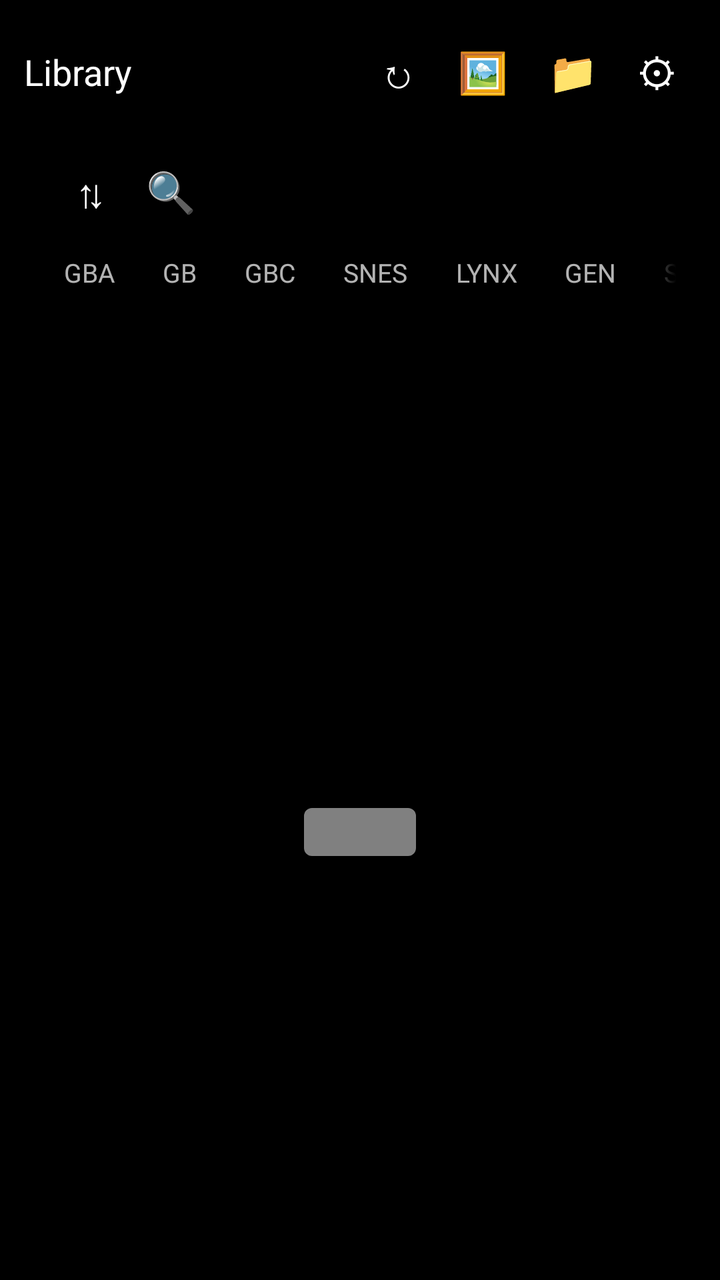
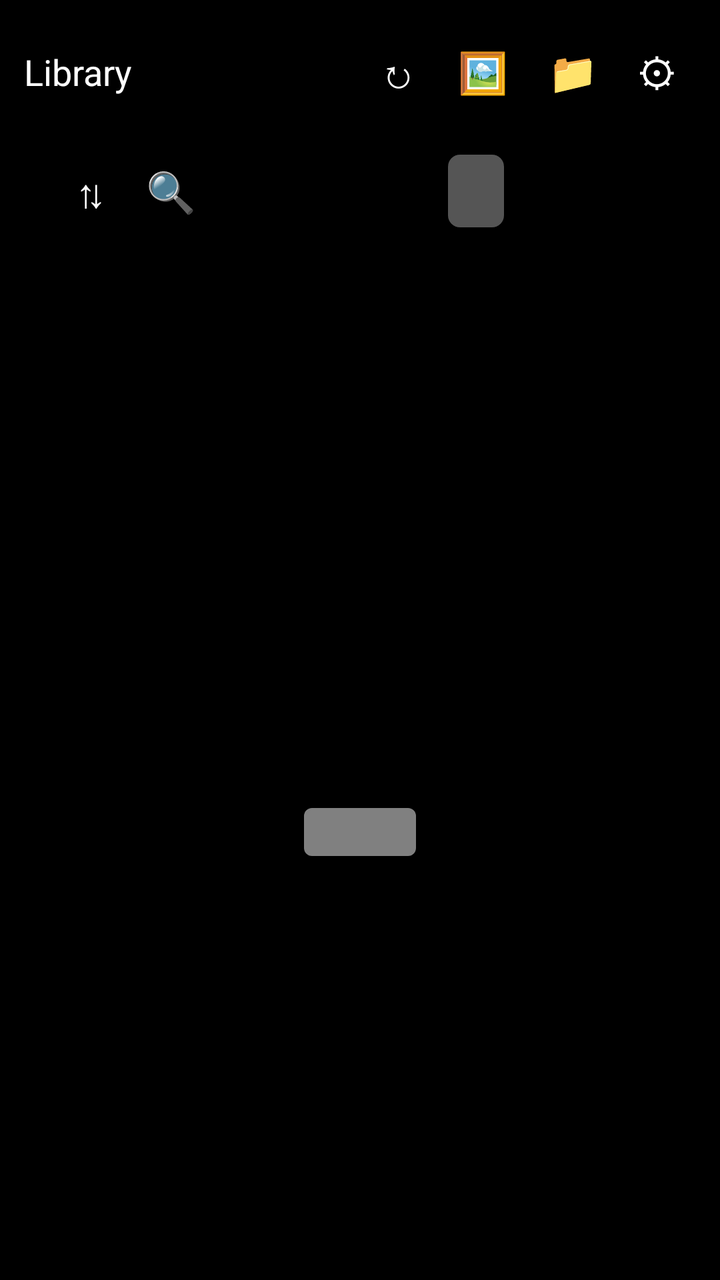

Screens rendered from an Android XML layout before and after an edit, with the pre-edit source and the edit as a unified diff.
<!-- AndroidManifest.xml: activity theme Theme.AppCompat.NoActionBar -->
<!-- res/layout/activity_rom_library.xml -->
<?xml version="1.0" encoding="utf-8"?>
<androidx.constraintlayout.widget.ConstraintLayout xmlns:android="http://schemas.android.com/apk/res/android"
    xmlns:app="http://schemas.android.com/apk/res-auto"
    android:layout_width="match_parent"
    android:layout_height="match_parent"
    android:background="@android:color/black">

    
    <androidx.constraintlayout.widget.Guideline
        android:id="@+id/boundary_guideline"
        android:layout_width="wrap_content"
        android:layout_height="wrap_content"
        android:orientation="horizontal"
        app:layout_constraintGuide_percent="0.65" />

    <LinearLayout
        android:id="@+id/toolbar_row"
        android:layout_width="0dp"
        android:layout_height="wrap_content"
        android:orientation="horizontal"
        android:padding="12dp"
        android:gravity="center_vertical"
        app:layout_constraintTop_toTopOf="parent"
        app:layout_constraintStart_toStartOf="parent"
        app:layout_constraintEnd_toEndOf="parent">

        <TextView
            android:id="@+id/library_title"
            android:layout_width="0dp"
            android:layout_height="wrap_content"
            android:layout_weight="1"
            android:maxLines="1"
            android:ellipsize="end"
            android:text="@string/rom_picker_dialog_title"
            android:textColor="@android:color/white"
            android:textSize="18sp" />

        
        <TextView
            android:id="@+id/resume_game_button"
            android:layout_width="wrap_content"
            android:layout_height="wrap_content"
            android:padding="10dp"
            android:text="@string/library_icon_resume_game"
            android:textSize="20sp"
            android:textColor="@android:color/white"
            android:background="?attr/selectableItemBackground"
            android:clickable="true"
            android:focusable="true"
            android:visibility="gone" />

        <TextView
            android:id="@+id/refresh_button"
            android:layout_width="wrap_content"
            android:layout_height="wrap_content"
            android:padding="10dp"
            android:text="@string/library_icon_refresh"
            android:textSize="20sp"
            android:textColor="@android:color/white"
            android:background="?attr/selectableItemBackground"
            android:clickable="true"
            android:focusable="true" />

        <TextView
            android:id="@+id/download_boxart_button"
            android:layout_width="wrap_content"
            android:layout_height="wrap_content"
            android:padding="10dp"
            android:text="@string/library_icon_get_art"
            android:textSize="20sp"
            android:textColor="@android:color/white"
            android:background="?attr/selectableItemBackground"
            android:clickable="true"
            android:focusable="true" />

        <TextView
            android:id="@+id/change_folder_button"
            android:layout_width="wrap_content"
            android:layout_height="wrap_content"
            android:padding="10dp"
            android:text="@string/library_icon_change_folder"
            android:textSize="20sp"
            android:textColor="@android:color/white"
            android:background="?attr/selectableItemBackground"
            android:clickable="true"
            android:focusable="true" />

        
        <TextView
            android:id="@+id/import_bios_button"
            android:layout_width="wrap_content"
            android:layout_height="wrap_content"
            android:padding="10dp"
            android:text="@string/library_bios_label"
            android:textSize="14sp"
            android:textColor="@android:color/white"
            android:background="?attr/selectableItemBackground"
            android:clickable="true"
            android:focusable="true"
            android:visibility="gone" />

        <TextView
            android:id="@+id/settings_button"
            android:layout_width="wrap_content"
            android:layout_height="wrap_content"
            android:padding="10dp"
            android:text="@string/library_icon_settings"
            android:textSize="20sp"
            android:textColor="@android:color/white"
            android:background="?attr/selectableItemBackground"
            android:clickable="true"
            android:focusable="true" />

    </LinearLayout>

    
    <LinearLayout
        android:id="@+id/list_controls_row"
        android:layout_width="0dp"
        android:layout_height="wrap_content"
        android:orientation="horizontal"
        android:paddingHorizontal="8dp"
        app:layout_constraintTop_toBottomOf="@id/toolbar_row"
        app:layout_constraintStart_toStartOf="parent"
        app:layout_constraintEnd_toEndOf="parent">

        <TextView
            android:id="@+id/view_mode_toggle"
            android:layout_width="wrap_content"
            android:layout_height="wrap_content"
            android:padding="10dp"
            android:textSize="20sp"
            android:textColor="@android:color/white"
            android:background="?attr/selectableItemBackground"
            android:clickable="true"
            android:focusable="true" />

        <TextView
            android:id="@+id/sort_button"
            android:layout_width="wrap_content"
            android:layout_height="wrap_content"
            android:padding="10dp"
            android:text="@string/library_icon_sort"
            android:textSize="20sp"
            android:textColor="@android:color/white"
            android:background="?attr/selectableItemBackground"
            android:clickable="true"
            android:focusable="true" />

        <TextView
            android:id="@+id/search_button"
            android:layout_width="wrap_content"
            android:layout_height="wrap_content"
            android:padding="10dp"
            android:text="@string/library_icon_search"
            android:textSize="20sp"
            android:textColor="@android:color/white"
            android:background="?attr/selectableItemBackground"
            android:clickable="true"
            android:focusable="true" />

    </LinearLayout>

    
    
    <LinearLayout
        android:id="@+id/system_tabs_container"
        android:layout_width="0dp"
        android:layout_height="wrap_content"
        android:orientation="horizontal"
        android:gravity="center_vertical"
        android:paddingHorizontal="4dp"
        android:paddingBottom="8dp"
        app:layout_constraintTop_toBottomOf="@id/list_controls_row"
        app:layout_constraintStart_toStartOf="parent"
        app:layout_constraintEnd_toEndOf="parent">

        <TextView
            android:id="@+id/tab_scroll_left"
            android:layout_width="wrap_content"
            android:layout_height="wrap_content"
            android:text="@string/system_tabs_scroll_left"
            android:textColor="#80FFFFFF"
            android:textSize="20sp"
            android:paddingHorizontal="6dp"
            android:visibility="invisible"
            android:clickable="true"
            android:focusable="false"
            android:focusableInTouchMode="false" />

        <HorizontalScrollView
            android:id="@+id/system_tabs_scroll"
            android:layout_width="0dp"
            android:layout_height="wrap_content"
            android:layout_weight="1"
            android:scrollbars="none"
            android:requiresFadingEdge="horizontal"
            android:fadingEdgeLength="20dp"
            android:focusable="false">

            <LinearLayout
                android:id="@+id/system_tabs_row"
                android:layout_width="wrap_content"
                android:layout_height="wrap_content"
                android:orientation="horizontal">

            <TextView
                android:id="@+id/tab_gba"
                android:layout_width="wrap_content"
                android:layout_height="wrap_content"
                android:layout_marginEnd="4dp"
                android:gravity="center"
                android:paddingHorizontal="10dp"
                android:paddingVertical="8dp"
                android:maxLines="1"
                android:textSize="13sp"
                android:text="@string/system_label_gba"
                android:clickable="true"
                android:focusable="true" />
            <TextView
                android:id="@+id/tab_gb"
                android:layout_width="wrap_content"
                android:layout_height="wrap_content"
                android:layout_marginEnd="4dp"
                android:gravity="center"
                android:paddingHorizontal="10dp"
                android:paddingVertical="8dp"
                android:maxLines="1"
                android:textSize="13sp"
                android:text="@string/system_label_gb"
                android:clickable="true"
                android:focusable="true" />
            <TextView
                android:id="@+id/tab_gbc"
                android:layout_width="wrap_content"
                android:layout_height="wrap_content"
                android:layout_marginEnd="4dp"
                android:gravity="center"
                android:paddingHorizontal="10dp"
                android:paddingVertical="8dp"
                android:maxLines="1"
                android:textSize="13sp"
                android:text="@string/system_label_gbc"
                android:clickable="true"
                android:focusable="true" />
            <TextView
                android:id="@+id/tab_snes"
                android:layout_width="wrap_content"
                android:layout_height="wrap_content"
                android:layout_marginEnd="4dp"
                android:gravity="center"
                android:paddingHorizontal="10dp"
                android:paddingVertical="8dp"
                android:maxLines="1"
                android:textSize="13sp"
                android:text="@string/system_label_snes"
                android:clickable="true"
                android:focusable="true" />
            <TextView
                android:id="@+id/tab_lynx"
                android:layout_width="wrap_content"
                android:layout_height="wrap_content"
                android:layout_marginEnd="4dp"
                android:gravity="center"
                android:paddingHorizontal="10dp"
                android:paddingVertical="8dp"
                android:maxLines="1"
                android:textSize="13sp"
                android:text="@string/system_label_lynx"
                android:clickable="true"
                android:focusable="true" />
            <TextView
                android:id="@+id/tab_genesis"
                android:layout_width="wrap_content"
                android:layout_height="wrap_content"
                android:layout_marginEnd="4dp"
                android:gravity="center"
                android:paddingHorizontal="10dp"
                android:paddingVertical="8dp"
                android:maxLines="1"
                android:textSize="13sp"
                android:text="@string/system_label_genesis"
                android:clickable="true"
                android:focusable="true" />
            <TextView
                android:id="@+id/tab_master_system"
                android:layout_width="wrap_content"
                android:layout_height="wrap_content"
                android:layout_marginEnd="4dp"
                android:gravity="center"
                android:paddingHorizontal="10dp"
                android:paddingVertical="8dp"
                android:maxLines="1"
                android:textSize="13sp"
                android:text="@string/system_label_master_system"
                android:clickable="true"
                android:focusable="true" />

            <TextView
                android:id="@+id/tab_game_gear"
                android:layout_width="wrap_content"
                android:layout_height="wrap_content"
                android:layout_marginEnd="4dp"
                android:gravity="center"
                android:paddingHorizontal="10dp"
                android:paddingVertical="8dp"
                android:maxLines="1"
                android:textSize="13sp"
                android:text="@string/system_label_game_gear"
                android:clickable="true"
                android:focusable="true" />

            <TextView
                android:id="@+id/tab_sg1000"
                android:layout_width="wrap_content"
                android:layout_height="wrap_content"
                android:layout_marginEnd="4dp"
                android:gravity="center"
                android:paddingHorizontal="10dp"
                android:paddingVertical="8dp"
                android:maxLines="1"
                android:textSize="13sp"
                android:text="@string/system_label_sg1000"
                android:clickable="true"
                android:focusable="true" />

            <TextView
                android:id="@+id/tab_ps1"
                android:layout_width="wrap_content"
                android:layout_height="wrap_content"
                android:gravity="center"
                android:paddingHorizontal="10dp"
                android:paddingVertical="8dp"
                android:maxLines="1"
                android:textSize="13sp"
                android:text="@string/system_label_ps1"
                android:clickable="true"
                android:focusable="true" />

            </LinearLayout>
        </HorizontalScrollView>

        <TextView
            android:id="@+id/tab_scroll_right"
            android:layout_width="wrap_content"
            android:layout_height="wrap_content"
            android:text="@string/system_tabs_scroll_right"
            android:textColor="#80FFFFFF"
            android:textSize="20sp"
            android:paddingHorizontal="6dp"
            android:visibility="invisible"
            android:clickable="true"
            android:focusable="false"
            android:focusableInTouchMode="false" />

    </LinearLayout>

    
    <LinearLayout
        android:id="@+id/search_row"
        android:layout_width="0dp"
        android:layout_height="wrap_content"
        android:orientation="horizontal"
        android:gravity="center_vertical"
        android:paddingHorizontal="12dp"
        android:paddingBottom="8dp"
        android:visibility="gone"
        app:layout_constraintTop_toBottomOf="@id/system_tabs_container"
        app:layout_constraintStart_toStartOf="parent"
        app:layout_constraintEnd_toEndOf="parent">

        <EditText
            android:id="@+id/search_input"
            android:layout_width="0dp"
            android:layout_height="wrap_content"
            android:layout_weight="1"
            android:hint="@string/search_hint"
            android:textColor="@android:color/white"
            android:textColorHint="#88FFFFFF"
            android:textSize="15sp"
            android:background="@drawable/boundary_hint_bg"
            android:paddingHorizontal="16dp"
            android:paddingVertical="10dp"
            android:singleLine="true"
            android:imeOptions="actionSearch" />

        <TextView
            android:id="@+id/search_clear"
            android:layout_width="wrap_content"
            android:layout_height="wrap_content"
            android:padding="10dp"
            android:text="@string/library_icon_clear_search"
            android:textSize="18sp"
            android:textColor="@android:color/white"
            android:background="?attr/selectableItemBackground"
            android:clickable="true"
            android:focusable="true" />

    </LinearLayout>

    <androidx.recyclerview.widget.RecyclerView
        android:id="@+id/rom_recycler_view"
        android:layout_width="0dp"
        android:layout_height="0dp"
        android:padding="8dp"
        android:clipToPadding="false"
        app:layout_constraintTop_toBottomOf="@id/search_row"
        app:layout_constraintBottom_toTopOf="@id/boundary_guideline"
        app:layout_constraintStart_toStartOf="parent"
        app:layout_constraintEnd_toEndOf="parent" />

    <TextView
        android:id="@+id/empty_state"
        android:layout_width="0dp"
        android:layout_height="0dp"
        android:gravity="center"
        android:padding="32dp"
        android:textColor="@android:color/white"
        android:text="@string/rom_picker_empty"
        android:visibility="gone"
        app:layout_constraintTop_toBottomOf="@id/search_row"
        app:layout_constraintBottom_toTopOf="@id/boundary_guideline"
        app:layout_constraintStart_toStartOf="parent"
        app:layout_constraintEnd_toEndOf="parent" />

    <ProgressBar
        android:id="@+id/loading_indicator"
        android:layout_width="wrap_content"
        android:layout_height="wrap_content"
        android:visibility="gone"
        app:layout_constraintTop_toBottomOf="@id/search_row"
        app:layout_constraintBottom_toTopOf="@id/boundary_guideline"
        app:layout_constraintStart_toStartOf="parent"
        app:layout_constraintEnd_toEndOf="parent" />

    
    <View
        android:id="@+id/occlusion_zone"
        android:layout_width="0dp"
        android:layout_height="0dp"
        android:background="@android:color/black"
        android:clickable="true"
        android:focusable="true"
        app:layout_constraintTop_toBottomOf="@id/boundary_guideline"
        app:layout_constraintStart_toStartOf="parent"
        app:layout_constraintEnd_toEndOf="parent"
        app:layout_constraintBottom_toBottomOf="parent" />

    <View
        android:id="@+id/boundary_handle"
        android:layout_width="56dp"
        android:layout_height="24dp"
        android:background="@drawable/boundary_handle_bg"
        app:layout_constraintStart_toStartOf="parent"
        app:layout_constraintEnd_toEndOf="parent"
        app:layout_constraintTop_toTopOf="@id/boundary_guideline"
        app:layout_constraintBottom_toBottomOf="@id/boundary_guideline" />

    
    <TextView
        android:id="@+id/boundary_hint"
        android:layout_width="wrap_content"
        android:layout_height="wrap_content"
        android:text="@string/boundary_hint_text"
        android:textColor="@android:color/white"
        android:textSize="13sp"
        android:padding="10dp"
        android:background="@drawable/boundary_hint_bg"
        android:visibility="gone"
        app:layout_constraintStart_toStartOf="parent"
        app:layout_constraintEnd_toEndOf="parent"
        app:layout_constraintBottom_toTopOf="@id/boundary_handle"
        android:layout_marginBottom="6dp" />

</androidx.constraintlayout.widget.ConstraintLayout>
<!-- resources referenced by this layout -->
<resources>
  <!-- drawable boundary_handle_bg (drawable) -->
  <?xml version="1.0" encoding="utf-8"?>
  <shape xmlns:android="http://schemas.android.com/apk/res/android"
      android:shape="rectangle">
      <solid android:color="#80FFFFFF" />
      <corners android:radius="4dp" />
  </shape>
  <!-- drawable boundary_hint_bg (drawable) -->
  <?xml version="1.0" encoding="utf-8"?>
  <shape xmlns:android="http://schemas.android.com/apk/res/android"
      android:shape="rectangle">
      <solid android:color="#DD000000" />
      <corners android:radius="8dp" />
  </shape>
  <string name="boundary_hint_text">Drag to adjust the visible area</string>
  <string name="library_bios_label">BIOS</string>
  <string name="library_icon_change_folder">📁</string>
  <string name="library_icon_clear_search">✕</string>
  <string name="library_icon_get_art">🖼</string>
  <string name="library_icon_refresh">↻</string>
  <string name="library_icon_resume_game">▶</string>
  <string name="library_icon_search">🔍</string>
  <string name="library_icon_settings">⚙</string>
  <string name="library_icon_sort">⇅</string>
  <string name="rom_picker_dialog_title">Library</string>
  <string name="rom_picker_empty">No supported files found in that folder.</string>
  <string name="search_hint">Search library…</string>
  <string name="system_label_game_gear">GG</string>
  <string name="system_label_gb">GB</string>
  <string name="system_label_gba">GBA</string>
  <string name="system_label_gbc">GBC</string>
  <string name="system_label_genesis">GEN</string>
  <string name="system_label_lynx">LYNX</string>
  <string name="system_label_master_system">SMS</string>
  <string name="system_label_ps1">PS1</string>
  <string name="system_label_sg1000">SG</string>
  <string name="system_label_snes">SNES</string>
  <string name="system_tabs_scroll_left">‹</string>
  <string name="system_tabs_scroll_right">›</string>
</resources>

<!-- the commit's change to res/layout/activity_rom_library.xml (unified diff, before → after) -->
@@ -116,13 +116,12 @@
     
     <LinearLayout
         android:id="@+id/list_controls_row"
-        android:layout_width="0dp"
+        android:layout_width="wrap_content"
         android:layout_height="wrap_content"
         android:orientation="horizontal"
         android:paddingHorizontal="8dp"
         app:layout_constraintTop_toBottomOf="@id/toolbar_row"
-        app:layout_constraintStart_toStartOf="parent"
-        app:layout_constraintEnd_toEndOf="parent">
+        app:layout_constraintStart_toStartOf="parent">
 
         <TextView
             android:id="@+id/view_mode_toggle"
@@ -162,198 +161,25 @@
     </LinearLayout>
 
     
-    
-    <LinearLayout
-        android:id="@+id/system_tabs_container"
-        android:layout_width="0dp"
-        android:layout_height="wrap_content"
-        android:orientation="horizontal"
-        android:gravity="center_vertical"
-        android:paddingHorizontal="4dp"
-        android:paddingBottom="8dp"
-        app:layout_constraintTop_toBottomOf="@id/list_controls_row"
-        app:layout_constraintStart_toStartOf="parent"
-        app:layout_constraintEnd_toEndOf="parent">
-
-        <TextView
-            android:id="@+id/tab_scroll_left"
-            android:layout_width="wrap_content"
-            android:layout_height="wrap_content"
-            android:text="@string/system_tabs_scroll_left"
-            android:textColor="#80FFFFFF"
-            android:textSize="20sp"
-            android:paddingHorizontal="6dp"
-            android:visibility="invisible"
-            android:clickable="true"
-            android:focusable="false"
-            android:focusableInTouchMode="false" />
-
-        <HorizontalScrollView
-            android:id="@+id/system_tabs_scroll"
-            android:layout_width="0dp"
-            android:layout_height="wrap_content"
-            android:layout_weight="1"
-            android:scrollbars="none"
-            android:requiresFadingEdge="horizontal"
-            android:fadingEdgeLength="20dp"
-            android:focusable="false">
-
-            <LinearLayout
-                android:id="@+id/system_tabs_row"
-                android:layout_width="wrap_content"
-                android:layout_height="wrap_content"
-                android:orientation="horizontal">
-
-            <TextView
-                android:id="@+id/tab_gba"
-                android:layout_width="wrap_content"
-                android:layout_height="wrap_content"
-                android:layout_marginEnd="4dp"
-                android:gravity="center"
-                android:paddingHorizontal="10dp"
-                android:paddingVertical="8dp"
-                android:maxLines="1"
-                android:textSize="13sp"
-                android:text="@string/system_label_gba"
-                android:clickable="true"
-                android:focusable="true" />
-            <TextView
-                android:id="@+id/tab_gb"
-                android:layout_width="wrap_content"
-                android:layout_height="wrap_content"
-                android:layout_marginEnd="4dp"
-                android:gravity="center"
-                android:paddingHorizontal="10dp"
-                android:paddingVertical="8dp"
-                android:maxLines="1"
-                android:textSize="13sp"
-                android:text="@string/system_label_gb"
-                android:clickable="true"
-                android:focusable="true" />
-            <TextView
-                android:id="@+id/tab_gbc"
-                android:layout_width="wrap_content"
-                android:layout_height="wrap_content"
-                android:layout_marginEnd="4dp"
-                android:gravity="center"
-                android:paddingHorizontal="10dp"
-                android:paddingVertical="8dp"
-                android:maxLines="1"
-                android:textSize="13sp"
-                android:text="@string/system_label_gbc"
-                android:clickable="true"
-                android:focusable="true" />
-            <TextView
-                android:id="@+id/tab_snes"
-                android:layout_width="wrap_content"
-                android:layout_height="wrap_content"
-                android:layout_marginEnd="4dp"
-                android:gravity="center"
-                android:paddingHorizontal="10dp"
-                android:paddingVertical="8dp"
-                android:maxLines="1"
-                android:textSize="13sp"
-                android:text="@string/system_label_snes"
-                android:clickable="true"
-                android:focusable="true" />
-            <TextView
-                android:id="@+id/tab_lynx"
-                android:layout_width="wrap_content"
-                android:layout_height="wrap_content"
-                android:layout_marginEnd="4dp"
-                android:gravity="center"
-                android:paddingHorizontal="10dp"
-                android:paddingVertical="8dp"
-                android:maxLines="1"
-                android:textSize="13sp"
-                android:text="@string/system_label_lynx"
-                android:clickable="true"
-                android:focusable="true" />
-            <TextView
-                android:id="@+id/tab_genesis"
-                android:layout_width="wrap_content"
-                android:layout_height="wrap_content"
-                android:layout_marginEnd="4dp"
-                android:gravity="center"
-                android:paddingHorizontal="10dp"
-                android:paddingVertical="8dp"
-                android:maxLines="1"
-                android:textSize="13sp"
-                android:text="@string/system_label_genesis"
-                android:clickable="true"
-                android:focusable="true" />
-            <TextView
-                android:id="@+id/tab_master_system"
-                android:layout_width="wrap_content"
-                android:layout_height="wrap_content"
-                android:layout_marginEnd="4dp"
-                android:gravity="center"
-                android:paddingHorizontal="10dp"
-                android:paddingVertical="8dp"
-                android:maxLines="1"
-                android:textSize="13sp"
-                android:text="@string/system_label_master_system"
-                android:clickable="true"
-                android:focusable="true" />
-
-            <TextView
-                android:id="@+id/tab_game_gear"
-                android:layout_width="wrap_content"
-                android:layout_height="wrap_content"
-                android:layout_marginEnd="4dp"
-                android:gravity="center"
-                android:paddingHorizontal="10dp"
-                android:paddingVertical="8dp"
-                android:maxLines="1"
-                android:textSize="13sp"
-                android:text="@string/system_label_game_gear"
-                android:clickable="true"
-                android:focusable="true" />
-
-            <TextView
-                android:id="@+id/tab_sg1000"
-                android:layout_width="wrap_content"
-                android:layout_height="wrap_content"
-                android:layout_marginEnd="4dp"
-                android:gravity="center"
-                android:paddingHorizontal="10dp"
-                android:paddingVertical="8dp"
-                android:maxLines="1"
-                android:textSize="13sp"
-                android:text="@string/system_label_sg1000"
-                android:clickable="true"
-                android:focusable="true" />
-
-            <TextView
-                android:id="@+id/tab_ps1"
-                android:layout_width="wrap_content"
-                android:layout_height="wrap_content"
-                android:gravity="center"
-                android:paddingHorizontal="10dp"
-                android:paddingVertical="8dp"
-                android:maxLines="1"
-                android:textSize="13sp"
-                android:text="@string/system_label_ps1"
-                android:clickable="true"
-                android:focusable="true" />
-
-            </LinearLayout>
-        </HorizontalScrollView>
-
-        <TextView
-            android:id="@+id/tab_scroll_right"
-            android:layout_width="wrap_content"
-            android:layout_height="wrap_content"
-            android:text="@string/system_tabs_scroll_right"
-            android:textColor="#80FFFFFF"
-            android:textSize="20sp"
-            android:paddingHorizontal="6dp"
-            android:visibility="invisible"
-            android:clickable="true"
-            android:focusable="false"
-            android:focusableInTouchMode="false" />
-
-    </LinearLayout>
+    <TextView
+        android:id="@+id/system_picker_button"
+        android:layout_width="wrap_content"
+        android:layout_height="wrap_content"
+        android:layout_marginHorizontal="12dp"
+        android:background="@drawable/tab_selected_bg"
+        android:paddingHorizontal="14dp"
+        android:paddingVertical="8dp"
+        android:textColor="@android:color/white"
+        android:textSize="15sp"
+        android:maxLines="1"
+        android:ellipsize="end"
+        android:clickable="true"
+        android:focusable="true"
+        app:layout_constrainedWidth="true"
+        app:layout_constraintTop_toTopOf="@id/list_controls_row"
+        app:layout_constraintBottom_toBottomOf="@id/list_controls_row"
+        app:layout_constraintStart_toEndOf="@id/list_controls_row"
+        app:layout_constraintEnd_toEndOf="parent" />
 
     
     <LinearLayout
@@ -365,7 +191,7 @@
         android:paddingHorizontal="12dp"
         android:paddingBottom="8dp"
         android:visibility="gone"
-        app:layout_constraintTop_toBottomOf="@id/system_tabs_container"
+        app:layout_constraintTop_toBottomOf="@id/list_controls_row"
         app:layout_constraintStart_toStartOf="parent"
         app:layout_constraintEnd_toEndOf="parent">
 
<!-- resource entries referenced after the edit -->
@@ -14,6 +14,13 @@
       <solid android:color="#DD000000" />
       <corners android:radius="8dp" />
   </shape>
+  <!-- drawable tab_selected_bg (drawable) -->
+  <?xml version="1.0" encoding="utf-8"?>
+  <shape xmlns:android="http://schemas.android.com/apk/res/android"
+      android:shape="rectangle">
+      <solid android:color="#55FFFFFF" />
+      <corners android:radius="6dp" />
+  </shape>
   <string name="boundary_hint_text">Drag to adjust the visible area</string>
   <string name="library_bios_label">BIOS</string>
   <string name="library_icon_change_folder">📁</string>
@@ -27,17 +34,5 @@
   <string name="rom_picker_dialog_title">Library</string>
   <string name="rom_picker_empty">No supported files found in that folder.</string>
   <string name="search_hint">Search library…</string>
-  <string name="system_label_game_gear">GG</string>
-  <string name="system_label_gb">GB</string>
-  <string name="system_label_gba">GBA</string>
-  <string name="system_label_gbc">GBC</string>
-  <string name="system_label_genesis">GEN</string>
-  <string name="system_label_lynx">LYNX</string>
-  <string name="system_label_master_system">SMS</string>
-  <string name="system_label_ps1">PS1</string>
-  <string name="system_label_sg1000">SG</string>
-  <string name="system_label_snes">SNES</string>
-  <string name="system_tabs_scroll_left">‹</string>
-  <string name="system_tabs_scroll_right">›</string>
 </resources>
 
